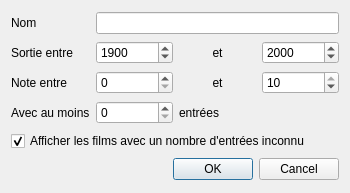
The window that Dialogs/FiltersDialog.ui (AmbreM71/MovieManager) describes before a commit, drawn with Qt 5.
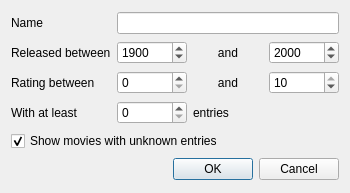
The same window after the commit.

```diff
--- a/Dialogs/FiltersDialog.ui
+++ b/Dialogs/FiltersDialog.ui
@@ -20,7 +20,7 @@
    <item row="1" column="2">
     <widget class="QLabel" name="YearAndLabel">
      <property name="text">
-      <string>et</string>
+      <string>and</string>
      </property>
      <property name="alignment">
       <set>Qt::AlignCenter</set>
@@ -30,7 +30,7 @@
    <item row="3" column="0">
     <widget class="QLabel" name="EntriesLabel">
      <property name="text">
-      <string>Avec au moins</string>
+      <string>With at least</string>
      </property>
     </widget>
    </item>
@@ -67,7 +67,7 @@
    <item row="1" column="0">
     <widget class="QLabel" name="ReleaseYearLabel">
      <property name="text">
-      <string>Sortie entre</string>
+      <string>Released between</string>
      </property>
     </widget>
    </item>
@@ -87,7 +87,7 @@
    <item row="0" column="0">
     <widget class="QLabel" name="NameLabel">
      <property name="text">
-      <string>Nom</string>
+      <string>Name</string>
      </property>
     </widget>
    </item>
@@ -97,7 +97,7 @@
    <item row="3" column="2">
     <widget class="QLabel" name="EntriesLabel2">
      <property name="text">
-      <string>entrées</string>
+      <string>entries</string>
      </property>
     </widget>
    </item>
@@ -120,7 +120,7 @@
    <item row="2" column="2">
     <widget class="QLabel" name="RatinAndLabel">
      <property name="text">
-      <string>et</string>
+      <string>and</string>
      </property>
      <property name="alignment">
       <set>Qt::AlignCenter</set>
@@ -130,14 +130,14 @@
    <item row="2" column="0">
     <widget class="QLabel" name="RatingLabel">
      <property name="text">
-      <string>Note entre</string>
+      <string>Rating between</string>
      </property>
     </widget>
    </item>
    <item row="4" column="0" colspan="4">
     <widget class="QCheckBox" name="UnknownEntriesCheckbox">
      <property name="text">
-      <string>Afficher les films avec un nombre d'entrées inconnu</string>
+      <string>Show movies with unknown entries</string>
      </property>
      <property name="checkable">
       <bool>true</bool>
```
Left out of the diff: 2 changed lines with no effect on the pictures.
